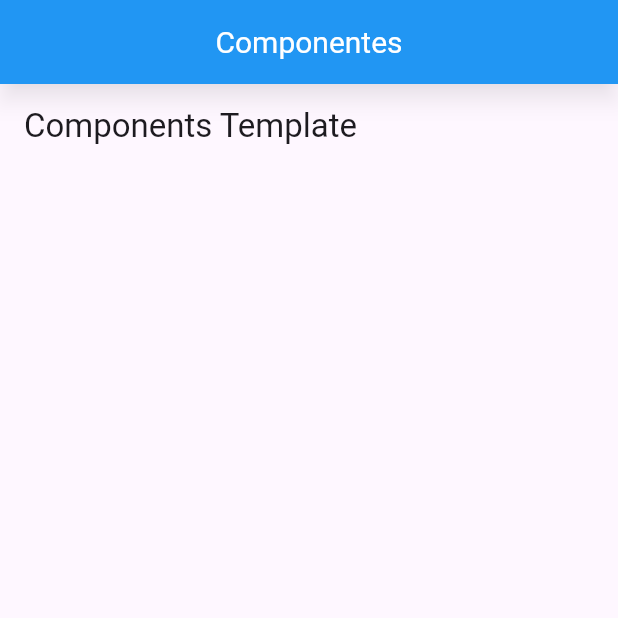
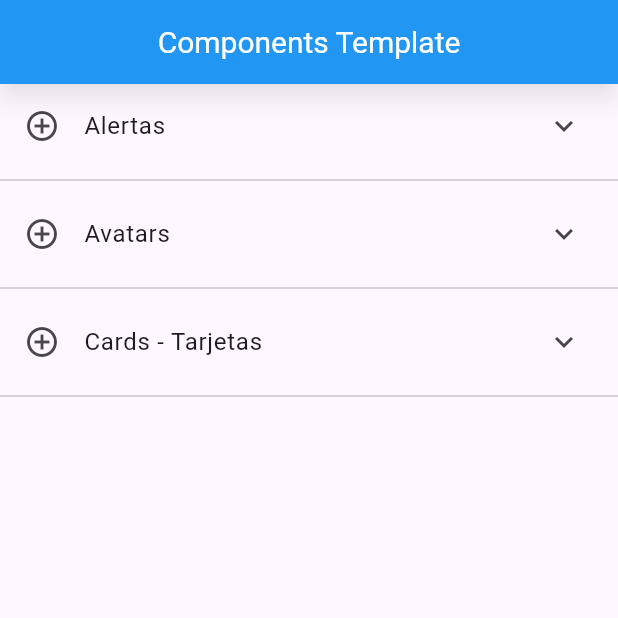
Before and after one commit to JaviDev275/Components_Dart, a Flutter app: the screen it shows after launch, on a phone screen of 412 x 824 dp, the top half of it. Run offline on Flutter 3.47's test engine with Material 3 defaults, Android fonts, the phone set to English and light mode, and no system bars.

Commit message:
add changes

```diff
--- /dev/null
+++ b/data/menu_opts.json
@@ -0,0 +1,20 @@
+{
+    "nombreApp" : "Componentes",
+    "rutas" : [
+        {
+            "ruta" : "alert",
+            "icon" : "add_alert",
+            "texto": "Alertas"
+        },
+        {
+            "ruta" : "avatar",
+            "icon" : "accessibility",
+            "texto": "Avatars"
+        },
+        {
+            "ruta" : "card",
+            "icon" : "folder_open",
+            "texto": "Cards - Tarjetas"
+        }
+    ]
+}
--- a/lib/main.dart
+++ b/lib/main.dart
@@ -1,5 +1,7 @@
-import 'package:components/src/pages/home_temp.dart';
 import 'package:flutter/material.dart';
+//
+import 'package:components/src/pages/home_page.dart';
+
 
 void main() => runApp(const MyApp());
 
@@ -11,18 +13,8 @@ class MyApp extends StatelessWidget {
     return MaterialApp(
       title: 'Componentes App',
       debugShowCheckedModeBanner: false,
-      home: Scaffold(
-        appBar: AppBar(
-        titleTextStyle: TextStyle(color: Colors.white,fontSize: 20),
-        centerTitle: true,
-        backgroundColor: Colors.blue,
-        surfaceTintColor: Colors.transparent,
-        elevation:6,
-        shadowColor: Colors.black38,
-          title: const Text('Componentes'),
-        ),
-        body: HomePageTemp()
-      ),
+      home:HomePage(),
+
     );
   }
 }
--- /dev/null
+++ b/lib/src/pages/home_page.dart
@@ -0,0 +1,58 @@
+import 'package:flutter/material.dart';
+import 'package:components/src/providers/menu_provider.dart';
+
+
+class HomePage extends StatelessWidget {
+  const HomePage({super.key});
+
+  @override
+  Widget build(BuildContext context) {
+    return Scaffold(
+      appBar: AppBar(
+        titleTextStyle: TextStyle(color: Colors.white,fontSize: 20),
+        centerTitle: true,
+        backgroundColor: Colors.blue,
+        surfaceTintColor: Colors.transparent,
+        elevation:6,
+        shadowColor: Colors.black38,
+        title:Text("Components Template"),
+      ),
+
+      body: _list(),
+    );
+  }
+
+  Widget _list() {
+
+    return FutureBuilder(
+      future: menuProvider.cargarData(),
+      initialData: [],
+      builder: (context, AsyncSnapshot<List<dynamic>> snapshot){
+
+        return ListView(
+          children: _listItem(snapshot.data ?? []),
+        );
+
+      } ,
+      );
+  }
+
+  List<Widget> _listItem(List<dynamic> data) {
+    final List<Widget> opciones = [];
+
+    data.forEach ((opt) {
+
+      final widgetTemp = ListTile(
+
+        title: Text(opt['texto']),
+        leading:Icon(Icons.add_circle_outline_sharp),
+        trailing: Icon( Icons.keyboard_arrow_down_outlined),
+        onTap: (){},
+      );
+
+      opciones..add(widgetTemp)
+              ..add(Divider());
+  });
+  return opciones;
+  }
+}
--- a/pubspec.yaml
+++ b/pubspec.yaml
@@ -58,9 +58,8 @@ flutter:
   uses-material-design: true
 
   # To add assets to your application, add an assets section, like this:
-  # assets:
-  #   - images/a_dot_burr.jpeg
-  #   - images/a_dot_ham.jpeg
+  assets:
+    - data/menu_opts.json
 
   # An image asset can refer to one or more resolution-specific "variants", see
   # https://flutter.dev/to/resolution-aware-images
```
Also changed, not shown: lib/src/pages/home_temp.dart (+48 -1 lines), lib/src/providers/menu_provider.dart (added, +27 -0 lines), 1 other file.
